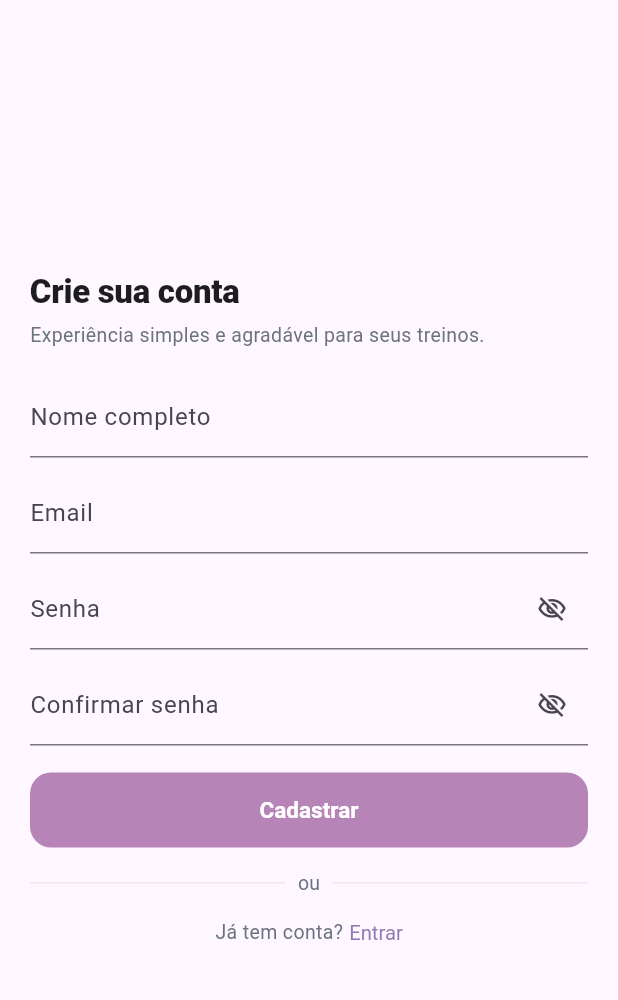
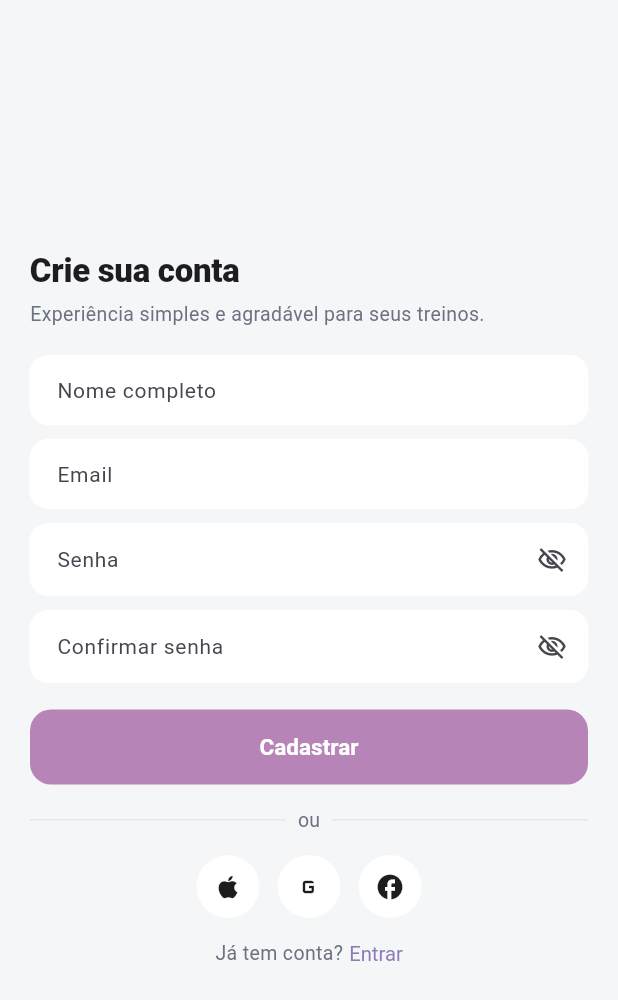
Before and after one commit to VinniciusJesus/gym-app, a Flutter app: the screen it shows after launch, after a tap on "Cadastrar", on a phone screen of 412 x 824 dp. Shown: the top 1000 px of the screen. Run offline on Flutter 3.47's test engine with Material 3 defaults, Android fonts, the phone set to English and light mode, and no system bars; our stand-ins replace cloud_firestore, firebase_analytics, firebase_auth, firebase_core, firebase_crashlytics, flutter_secure_storage and 2 more; missing offline and left inert: validatorless; accounts and stored records are empty; network calls fail.

Commit message:
refactor altera o layout

```diff
--- a/lib/core/shared/ui/auth_input.dart
+++ b/lib/core/shared/ui/auth_input.dart
@@ -1,4 +1,50 @@
 import 'package:flutter/material.dart';
+
+class AppInputStyles {
+  static InputDecoration decoration({
+    required BuildContext context,
+    required String label,
+    required String hint,
+    Widget? suffix,
+  }) {
+    final primary = Theme.of(context).colorScheme.primary;
+    const baseRadius = BorderRadius.all(Radius.circular(12));
+    const baseSide = BorderSide(width: 0, color: Colors.white);
+
+    return InputDecoration(
+      labelText: label,
+      hintText: hint,
+      isDense: true,
+      filled: true,
+      fillColor: Colors.white,
+      contentPadding: const EdgeInsets.symmetric(horizontal: 14, vertical: 12),
+      border: const OutlineInputBorder(
+        borderRadius: baseRadius,
+        borderSide: baseSide,
+      ),
+      enabledBorder: const OutlineInputBorder(
+        borderRadius: baseRadius,
+        borderSide: baseSide,
+      ),
+      focusedBorder: OutlineInputBorder(
+        borderRadius: baseRadius,
+        borderSide: BorderSide(width: 1.6, color: primary),
+      ),
+      errorBorder: const OutlineInputBorder(
+        borderRadius: baseRadius,
+        borderSide: BorderSide(width: 1, color: Color(0xFFEF4444)),
+      ),
+      focusedErrorBorder: const OutlineInputBorder(
+        borderRadius: baseRadius,
+        borderSide: BorderSide(width: 1.2, color: Color(0xFFEF4444)),
+      ),
+      hintStyle: const TextStyle(fontSize: 14, color: Color(0xFF9CA3AF)),
+      labelStyle: const TextStyle(fontSize: 14),
+      suffixIcon: suffix,
+      suffixIconConstraints: const BoxConstraints(minHeight: 40, minWidth: 40),
+    );
+  }
+}
 
 class AuthInput extends StatelessWidget {
   final TextEditingController controller;
@@ -27,15 +73,17 @@ class AuthInput extends StatelessWidget {
     return TextFormField(
       controller: controller,
       obscureText: obscure,
-      decoration: InputDecoration(
-        labelText: label,
-        hintText: hint,
-        suffixIcon: suffix,
+      decoration: AppInputStyles.decoration(
+        context: context,
+        label: label,
+        hint: hint,
+        suffix: suffix,
       ),
       style: const TextStyle(fontSize: 14.5),
       textInputAction: action,
       keyboardType: keyboardType,
-      validator: validator, // <- permite Validatorless
+      validator: validator,
+      maxLines: 1,
     );
   }
 }
--- /dev/null
+++ b/lib/features/auth/data/datasources/auth_service.dart
@@ -0,0 +1,13 @@
+import 'package:firebase_auth/firebase_auth.dart';
+
+class AuthService {
+  final FirebaseAuth _auth;
+  AuthService(this._auth);
+
+  Future<UserCredential> signUp(String email, String password) {
+    return _auth.createUserWithEmailAndPassword(
+      email: email,
+      password: password,
+    );
+  }
+}
--- /dev/null
+++ b/lib/features/auth/data/errors/signup_error_mapper.dart
@@ -0,0 +1,29 @@
+import 'package:firebase_auth/firebase_auth.dart';
+
+class SignUpErrorMapper {
+  const SignUpErrorMapper();
+
+  String map(Object error) {
+    if (error is FirebaseAuthException) {
+      switch (error.code) {
+        case 'invalid-email':
+          return 'E-mail inválido';
+        case 'weak-password':
+          return 'Senha fraca';
+        case 'email-already-in-use':
+          return 'E-mail já em uso';
+        case 'operation-not-allowed':
+          return 'Cadastro desativado';
+        case 'network-request-failed':
+          return 'Falha de rede';
+        case 'too-many-requests':
+          return 'Muitas tentativas. Tente mais tarde';
+        case 'missing-password':
+          return 'Informe a senha';
+        default:
+          return error.message ?? 'Erro ao cadastrar';
+      }
+    }
+    return 'Erro ao cadastrar';
+  }
+}
--- a/lib/features/auth/presentation/controllers/sign_up_controller.dart
+++ b/lib/features/auth/presentation/controllers/sign_up_controller.dart
@@ -1,9 +1,17 @@
+import 'package:firebase_auth/firebase_auth.dart';
 import 'package:flutter/material.dart';
 
 import '../../../../../core/app_state.dart';
+import '../../data/datasources/auth_service.dart';
+import '../../data/datasources/firestore_user_store.dart';
+import '../../data/errors/signup_error_mapper.dart';
+import '../../data/models/user_model.dart';
 
 class SignUpController extends ChangeNotifier {
   final AppState app;
+  final AuthService auth;
+  final FirestoreUserStore remote;
+  final SignUpErrorMapper errors;
 
   final formKey = GlobalKey<FormState>();
   final nameEC = TextEditingController();
@@ -16,7 +24,12 @@ class SignUpController extends ChangeNotifier {
   bool loading = false;
   String? error;
 
-  SignUpController({required this.app});
+  SignUpController({
+    required this.app,
+    required this.auth,
+    required this.remote,
+    this.errors = const SignUpErrorMapper(),
+  });
 
   void toggleObscure() {
     obscure = !obscure;
@@ -38,9 +51,8 @@ class SignUpController extends ChangeNotifier {
         email: emailEC.text.trim(),
         password: passEC.text,
       );
-      // defina navegação/efeitos fora da view (ex.: callback do router).
     } catch (_) {
-      error = 'Erro ao cadastrar';
+      error ??= 'Erro ao cadastrar';
     } finally {
       loading = false;
       notifyListeners();
@@ -52,7 +64,22 @@ class SignUpController extends ChangeNotifier {
     required String email,
     required String password,
   }) async {
-    // integração real; defina error = 'mensagem' em caso de falha
+    try {
+      final cred = await auth.signUp(email, password);
+      final model = UserModel.basic(
+        id: cred.user!.uid,
+        name: name,
+        email: email,
+      );
+      await remote.upsert(model);
+      await app.setUser(model);
+    } on FirebaseAuthException catch (e) {
+      error = errors.map(e);
+      rethrow;
+    } catch (e) {
+      error = errors.map(e);
+      rethrow;
+    }
   }
 
   @override
--- a/lib/features/auth/presentation/pages/sign_up_page.dart
+++ b/lib/features/auth/presentation/pages/sign_up_page.dart
@@ -1,9 +1,13 @@
+import 'package:firebase_auth/firebase_auth.dart';
 import 'package:flutter/material.dart';
 import 'package:provider/provider.dart';
 import 'package:validatorless/validatorless.dart';
 
+import '../../../../core/app_state.dart';
 import '../../../../core/shared/ui/auth_input.dart';
 import '../../../../core/shared/ui/primary_button.dart';
+import '../../data/datasources/auth_service.dart';
+import '../../data/datasources/firestore_user_store.dart';
 import '../controllers/sign_up_controller.dart';
 import '../ui/auth_footer_row.dart';
 import '../ui/auth_header.dart';
@@ -15,10 +19,16 @@ class SignUpPage extends StatelessWidget {
   @override
   Widget build(BuildContext context) {
     return ChangeNotifierProvider(
-      create: (_) => SignUpController(app: context.read()),
+      create:
+          (ctx) => SignUpController(
+            app: ctx.read<AppState>(),
+            auth: AuthService(FirebaseAuth.instance),
+            remote: FirestoreUserStore(),
+          ),
       child: Consumer<SignUpController>(
         builder: (_, ctrl, __) {
           return Scaffold(
+            backgroundColor: Color(0xFFF4F6F8),
             body: SafeArea(
               child: Center(
                 child: SingleChildScrollView(
@@ -124,6 +134,9 @@ class SignUpPage extends StatelessWidget {
                         const SizedBox(height: 14),
                         const OrDivider(),
                         const SizedBox(height: 14),
+                        SocialRow(),
+                        const SizedBox(height: 14),
+
                         AuthFooterRow(
                           text: 'Já tem conta?',
                           actionLabel: 'Entrar',
--- a/lib/features/auth/presentation/ui/or_divider.dart
+++ b/lib/features/auth/presentation/ui/or_divider.dart
@@ -1,6 +1,7 @@
 import 'package:flutter/material.dart';
 
 import '../../../../core/shared/theme/app_colors.dart';
+import '../../../../core/shared/ui/social_dot.dart';
 
 class OrDivider extends StatelessWidget {
   const OrDivider({super.key});
@@ -8,13 +9,32 @@ class OrDivider extends StatelessWidget {
   @override
   Widget build(BuildContext context) {
     return Row(
-      children: const [
-        Expanded(child: Divider(thickness: 1, color: Color(0x11000000))),
-        SizedBox(width: 8),
+      mainAxisAlignment: MainAxisAlignment.center,
+      children: [
+        const Expanded(child: Divider(thickness: 1, color: Color(0x11000000))),
+        const SizedBox(width: 8),
         Text('ou', style: TextStyle(color: AppColors.textSub, fontSize: 13)),
-        SizedBox(width: 8),
-        Expanded(child: Divider(thickness: 1, color: Color(0x11000000))),
+        const SizedBox(width: 8),
+        const Expanded(child: Divider(thickness: 1, color: Color(0x11000000))),
       ],
     );
   }
 }
+
+class SocialRow extends StatelessWidget {
+  const SocialRow({super.key});
+
+  @override
+  Widget build(BuildContext context) {
+    return Row(
+      mainAxisAlignment: MainAxisAlignment.center,
+      children: const [
+        SocialDot(icon: Icons.apple),
+        SizedBox(width: 12),
+        SocialDot(icon: Icons.g_mobiledata),
+        SizedBox(width: 12),
+        SocialDot(icon: Icons.facebook_rounded),
+      ],
+    );
+  }
+}
--- /dev/null
+++ b/lib/features/auth/presentation/ui/social_dot.dart
@@ -0,0 +1,20 @@
+import 'package:flutter/material.dart';
+
+class SocialDot extends StatelessWidget {
+  final IconData icon;
+  const SocialDot({super.key, required this.icon});
+
+  @override
+  Widget build(BuildContext context) {
+    return Container(
+      width: 42,
+      height: 42,
+      decoration: const BoxDecoration(
+        color: Colors.white,
+        shape: BoxShape.circle,
+      ),
+      alignment: Alignment.center,
+      child: Icon(icon, color: Color(0xFF1D1D1F), size: 20),
+    );
+  }
+}
```
